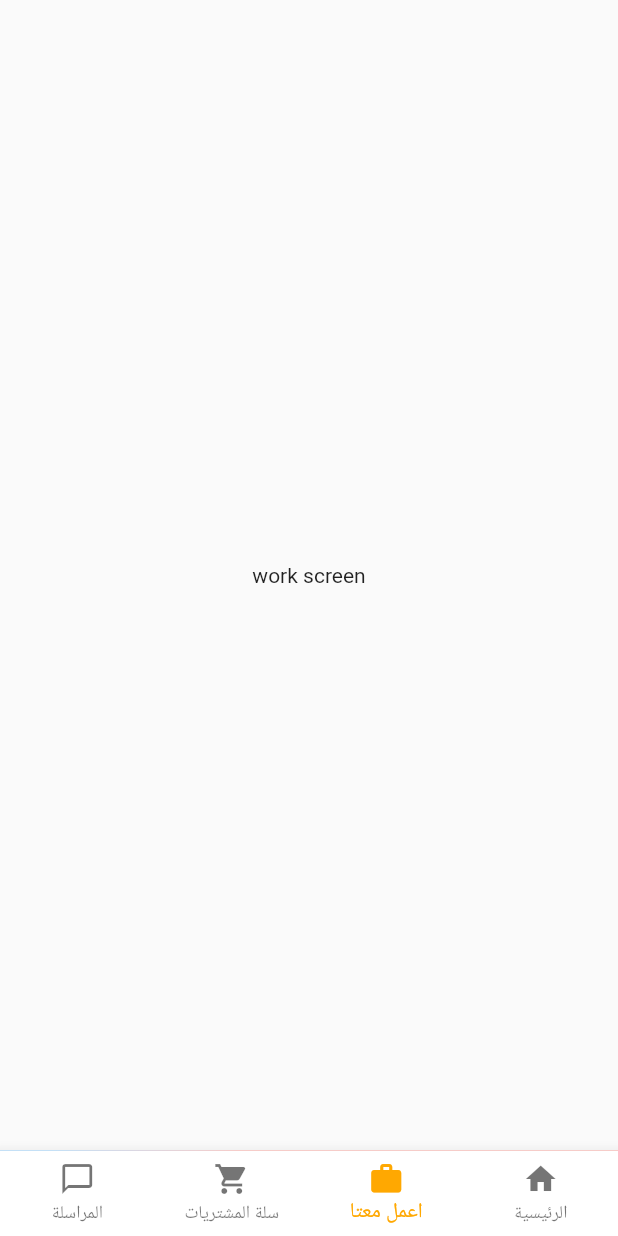
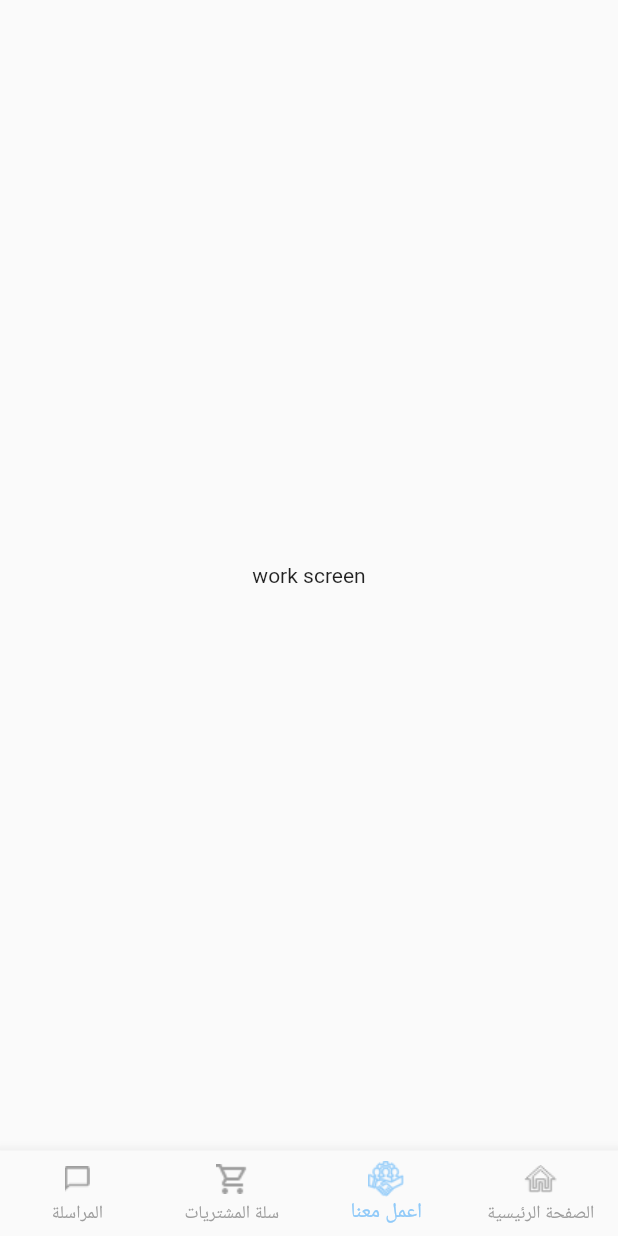
Before and after one commit to Batreeq/batriq_market_customer_app, a Flutter app: the screen it shows after launch, item 3 of the bottom bar chosen, on a phone screen of 412 x 824 dp. Run offline on Flutter 3.47's test engine with Material 2 defaults, Android fonts, the phone set to English and light mode, and no system bars; our stand-ins replace getflutter, gradient_app_bar; missing offline and left inert: flappy_search_bar.

Commit message:
Task 1 Ola .. home page and search page

```diff
--- /dev/null
+++ b/lib/UI/screens/ping/HomePage.dart
@@ -0,0 +1,94 @@
+import 'package:customerapp/UI/screens/ping/Home.dart';
+import 'package:flutter/cupertino.dart';
+import 'package:flutter/material.dart';
+
+import '../../../shared_data.dart';
+import '../cart_screen.dart';
+import '../chat_screen.dart';
+import '../work_with_us_screen.dart';
+
+class HomePagee extends StatefulWidget {
+  HomePagee({Key key}) : super(key: key);
+  @override
+  _HomePageState createState() => _HomePageState();
+}
+
+class _HomePageState extends State<HomePagee> {
+  String token;
+  int _selectedIndex = 0;
+  static const TextStyle optionStyle =
+      TextStyle(fontSize: 30, fontWeight: FontWeight.bold);
+  _HomePageState();
+
+  void _onItemTapped(int index) {
+    setState(() {
+      _selectedIndex = index;
+    });
+  }
+
+  PageController pageController;
+  int currentTab = 0;
+  _changeCurrentTab(int tab) {
+    setState(() {
+      currentTab = tab;
+      pageController.jumpToPage(tab);
+    });
+  }
+
+  @override
+  Widget build(BuildContext context) {
+    const String homeTextPage = 'الصفحة الرئيسية';
+    const String workWithusText = 'اعمل معنا';
+    const String cardText = 'سلة المشتريات';
+    const String chatText = 'المراسلة';
+    pageController = new PageController();
+    List<Widget> _widgetOptions = <Widget>[
+      ChatScreen(),
+      CartScreen(),
+      WorkWithUsScreen(),
+      Home() //ProfilePage(),
+    ];
+    return Scaffold(
+      body: _widgetOptions.elementAt(_selectedIndex),
+      bottomNavigationBar: BottomNavigationBar(
+        //  backgroundColor: Colors.grey,
+        type: BottomNavigationBarType.fixed,
+//        // unselectedItemColor: Colors.black,
+        items: const <BottomNavigationBarItem>[
+          BottomNavigationBarItem(
+            icon: sharedData.chatIcon,
+            title: Text(
+              chatText,
+              style: sharedData.navBarTextStyle,
+            ),
+          ),
+          BottomNavigationBarItem(
+            icon: sharedData.cardIcon,
+            title: Text(
+              cardText,
+              style: sharedData.navBarTextStyle,
+            ),
+          ),
+          BottomNavigationBarItem(
+            icon: sharedData.teamIcon,
+            title: Text(
+              workWithusText,
+              style: sharedData.navBarTextStyle,
+            ),
+          ),
+          BottomNavigationBarItem(
+            icon: sharedData.homeIcon,
+            title: Text(
+              homeTextPage,
+              style: sharedData.navBarTextStyle,
+            ),
+          ),
+        ],
+        currentIndex: _selectedIndex,
+        selectedItemColor: Colors.blue[200],
+        unselectedItemColor: Colors.grey,
+        onTap: _onItemTapped,
+      ),
+    );
+  }
+}
--- a/lib/main.dart
+++ b/lib/main.dart
@@ -1,4 +1,5 @@
 import 'package:customerapp/UI/screens/home_screen.dart';
+import 'package:customerapp/UI/screens/ping/HomePage.dart';
 import 'package:customerapp/shared_data.dart';
 import 'package:flutter/material.dart';
 import 'package:flutter/services.dart';
@@ -31,7 +32,7 @@ class MyApp extends StatelessWidget {
       /// Routes
       routes: <String, WidgetBuilder>{
         '/home': (context) => HomeScreen(),
-        bottomNavigationBar.routeName: (context) => bottomNavigationBar(),
+        bottomNavigationBar.routeName: (context) => HomePagee(),
       },
     );
   }
--- a/lib/shared_data.dart
+++ b/lib/shared_data.dart
@@ -11,3 +11,51 @@ const socondary_color = Color(0xFFFBBF00);
 
 const bottomNavigationBartextStyle =
     TextStyle(fontSize: 16, fontWeight: FontWeight.bold, color: Colors.black38);
+
+class sharedData {
+  static const ImageIcon homeIcon = ImageIcon(
+    AssetImage("assets/images/icons/home.png"), /*color: Color(0xFF3A5A98)*/
+  );
+  static const ImageIcon teamIcon = ImageIcon(
+    AssetImage("assets/images/icons/team.png"), /*color: Color(0xFF3A5A98)*/
+  );
+  static const ImageIcon cardIcon = ImageIcon(
+    AssetImage("assets/images/icons/card.png"), /*color: Color(0xFF3A5A98)*/
+  );
+  static const ImageIcon chatIcon = ImageIcon(
+    AssetImage("assets/images/icons/chat.png"), /*color: Color(0xFF3A5A98)*/
+  );
+  static const Icon searchIcon = Icon(Icons.search);
+  static const Icon menuIcon = Icon(Icons.menu);
+  static const String searchHintText = 'البحث';
+  static const TextStyle navBarTextStyle =
+      TextStyle(fontWeight: FontWeight.bold, color: Colors.black);
+  static const TextStyle optionStyle =
+  TextStyle(fontSize: 30, fontWeight: FontWeight.bold, color: Colors.white);
+
+  static const List<String> boxesImages = [
+    'https://www.pngkit.com/png/detail/14-147273_imagenes-png-tumblr-hipster-cute-cartoon-girl-png.png',
+    'https://www.pngkit.com/png/detail/14-147273_imagenes-png-tumblr-hipster-cute-cartoon-girl-png.png',
+    'https://www.pngkit.com/png/detail/14-147273_imagenes-png-tumblr-hipster-cute-cartoon-girl-png.png',
+    'https://www.pngkit.com/png/detail/14-147273_imagenes-png-tumblr-hipster-cute-cartoon-girl-png.png',
+    'https://www.pngkit.com/png/detail/14-147273_imagenes-png-tumblr-hipster-cute-cartoon-girl-png.png',
+    'https://www.pngkit.com/png/detail/14-147273_imagenes-png-tumblr-hipster-cute-cartoon-girl-png.png',
+    'https://www.pngkit.com/png/detail/14-147273_imagenes-png-tumblr-hipster-cute-cartoon-girl-png.png',
+    'https://www.pngkit.com/png/detail/14-147273_imagenes-png-tumblr-hipster-cute-cartoon-girl-png.png',
+    'https://www.pngkit.com/png/detail/14-147273_imagenes-png-tumblr-hipster-cute-cartoon-girl-png.png',
+  ];
+  static const List<String> boxesTexts = [
+    'رز ',
+    'رز ',
+    'رز ',
+    'رز ',
+    'رز ',
+    'رز ',
+    'رز ',
+    'رز ',
+    'رز ',
+  ];
+  static ThemeData appTheme = ThemeData(
+    primarySwatch: Colors.yellow,
+  );
+}
--- a/pubspec.yaml
+++ b/pubspec.yaml
@@ -24,6 +24,8 @@ dependencies:
   # Use with the CupertinoIcons class for iOS style icons.
   cupertino_icons: ^0.1.2
   gradient_app_bar: ^0.0.1
+  getflutter: ^1.0.4
+  flappy_search_bar: ^1.7.2
 
 
 dev_dependencies:
@@ -45,6 +47,10 @@ flutter:
   # To add assets to your application, add an assets section, like this:
   assets:
     - assets/images/
+    - assets/images/icons/home.png
+    - assets/images/icons/card.png
+    - assets/images/icons/chat.png
+    - assets/images/icons/team.png
 
 
   # An image asset can refer to one or more resolution-specific "variants", see
```
Also changed, not shown: lib/UI/screens/ping/Home.dart (added, +81 -0 lines), lib/UI/screens/ping/SearchBar.dart (added, +64 -0 lines), assets/images/icons/card.png (added), assets/images/icons/chat.png (added), assets/images/icons/home.png (added), assets/images/icons/team.png (added), pubspec.lock.
